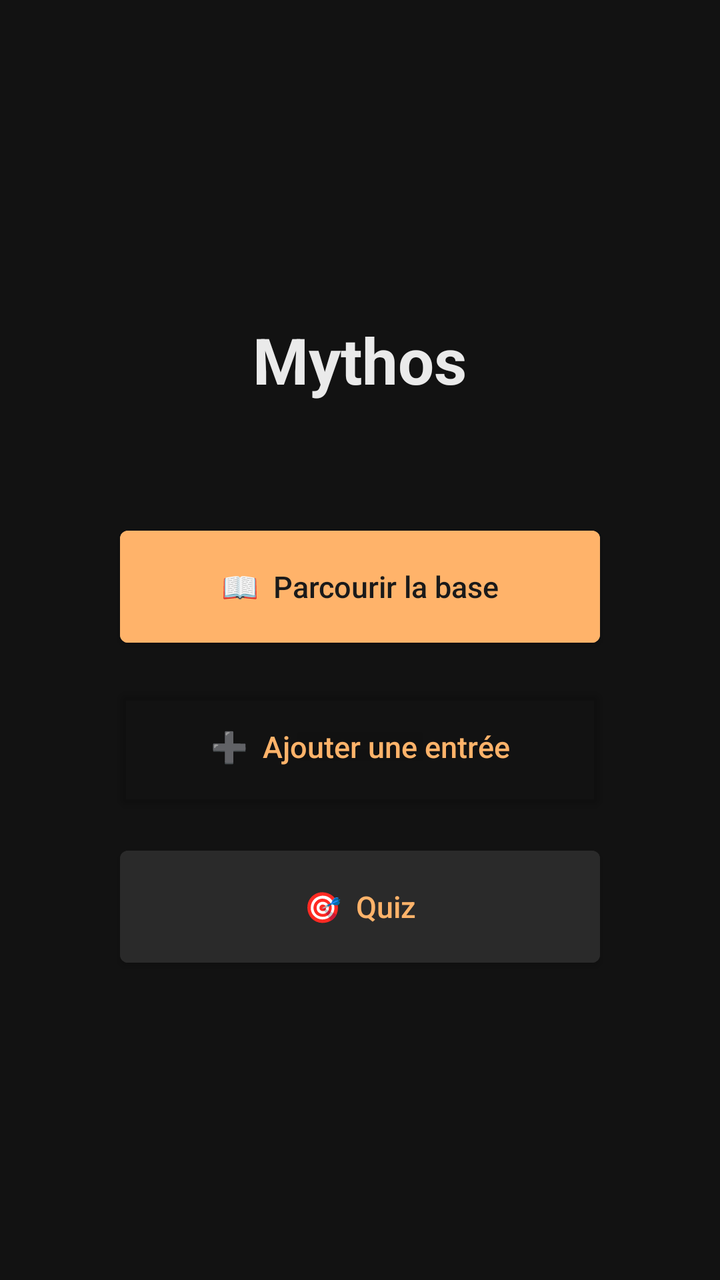
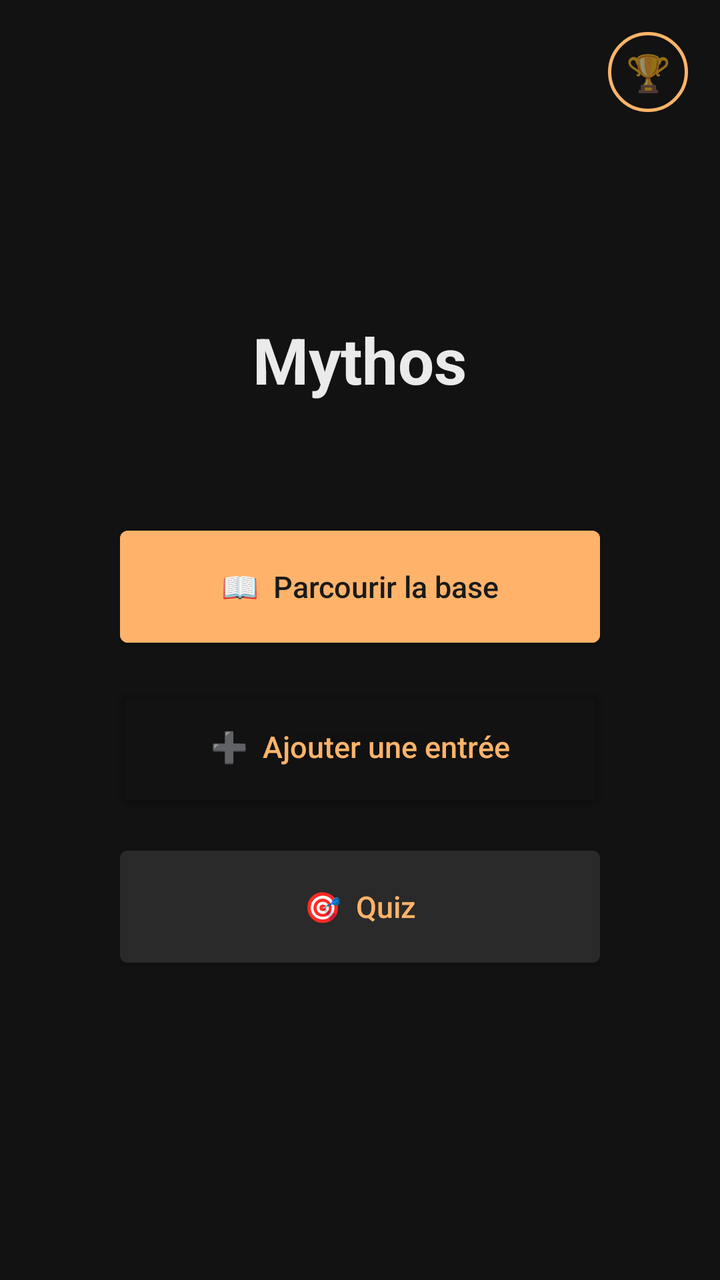

An Android layout rendered at two revisions. The XML below is the earlier revision; the diff shows what the commit changed to produce the second picture.
<!-- AndroidManifest.xml: application theme Theme.App_mythology -->
<!-- res/layout/fragment_home.xml -->
<?xml version="1.0" encoding="utf-8"?>
<LinearLayout
    xmlns:android="http://schemas.android.com/apk/res/android"
    android:layout_width="match_parent"
    android:layout_height="match_parent"
    android:orientation="vertical"
    android:gravity="center"
    android:padding="32dp"
    android:background="@color/surface">

    <TextView
        android:layout_width="wrap_content"
        android:layout_height="wrap_content"
        android:text="Mythos"
        android:textSize="32sp"
        android:textStyle="bold"
        android:textColor="@color/on_surface"
        android:layout_marginBottom="64dp"/>

    <Button
        android:id="@+id/btn_browse"
        android:backgroundTint="@color/primary" android:textColor="@color/on_primary"
        android:layout_width="240dp"
        android:layout_height="56dp"
        android:text="📖  Parcourir la base"
        android:layout_marginBottom="24dp"/>

    <Button
        android:id="@+id/btn_add"
        android:backgroundTint="@android:color/transparent" android:textColor="@color/primary" 
        android:layout_width="240dp"
        android:layout_height="56dp"
        android:text="➕  Ajouter une entrée"
        android:layout_marginBottom="24dp"/>

    <Button
        android:id="@+id/btn_quiz"
        android:backgroundTint="#FF2A2A2A" android:textColor="@color/primary"
        android:layout_width="240dp"
        android:layout_height="56dp"
        android:text="🎯  Quiz"/>

</LinearLayout>
<!-- resources referenced by this layout -->
<resources>
  <color name="on_primary">#FF1A1A1A</color>
  <color name="on_surface">#FFEAEAEA</color>
  <color name="primary">#FFB36A</color>
  <color name="surface">#FF121212</color>
  <style name="Theme.App_mythology" parent="Base.Theme.App_mythology" />
  <style name="Base.Theme.App_mythology" parent="Theme.MaterialComponents.DayNight">
          
          <item name="colorPrimary">@color/primary</item>
          <item name="colorPrimaryDark">@color/colorPrimaryDark</item>
          <item name="colorAccent">@color/colorAccent</item>
          <item name="colorOnPrimary">@color/on_primary</item>
          <item name="colorSurface">@color/surface</item>
          <item name="colorOnSurface">@color/on_surface</item>
          <item name="android:windowBackground">@color/surface</item>
          <item name="android:statusBarColor">@color/surface</item>
          <item name="android:navigationBarColor">@color/surface</item>
          
          <item name="actionBarStyle">@style/MyActionBar</item>
          <item name="textInputStyle">@style/Widget.MaterialComponents.TextInputLayout.OutlinedBox</item>
          
          <item name="materialButtonStyle">@style/AppButton</item>
      </style>
  <color name="colorPrimaryDark">#FF0A0A0A</color>
  <color name="colorAccent">#FFB36A</color>
  <style name="MyActionBar" parent="Widget.MaterialComponents.ActionBar.Solid">
          <item name="background">@color/surface</item>
          <item name="titleTextStyle">@style/MyActionBarTitle</item>
          <item name="navigationIconTint">@color/primary</item>
      </style>
  <style name="AppButton" parent="Widget.MaterialComponents.Button">
          <item name="android:textAllCaps">false</item>
          <item name="android:letterSpacing">0</item>
          <item name="android:insetTop">0dp</item>
          <item name="android:insetBottom">0dp</item>
          <item name="android:maxLines">1</item>
          <item name="android:textSize">15sp</item>
          <item name="autoSizeTextType">uniform</item>
          <item name="autoSizeMinTextSize">11sp</item>
          <item name="autoSizeMaxTextSize">15sp</item>
      </style>
  <style name="MyActionBarTitle" parent="TextAppearance.Widget.AppCompat.Toolbar.Title">
          <item name="android:textColor">@color/on_surface</item>
      </style>
</resources>

<!-- the commit's change to res/layout/fragment_home.xml (unified diff, before → after) -->
@@ -1,43 +1,56 @@
 <?xml version="1.0" encoding="utf-8"?>
-<LinearLayout
-    xmlns:android="http://schemas.android.com/apk/res/android"
-    android:layout_width="match_parent"
-    android:layout_height="match_parent"
-    android:orientation="vertical"
-    android:gravity="center"
-    android:padding="32dp"
+<FrameLayout xmlns:android="http://schemas.android.com/apk/res/android"
+    android:layout_width="match_parent" android:layout_height="match_parent"
     android:background="@color/surface">
 
-    <TextView
-        android:layout_width="wrap_content"
-        android:layout_height="wrap_content"
-        android:text="Mythos"
-        android:textSize="32sp"
-        android:textStyle="bold"
-        android:textColor="@color/on_surface"
-        android:layout_marginBottom="64dp"/>
+    <LinearLayout
+        android:layout_width="match_parent"
+        android:layout_height="match_parent"
+        android:orientation="vertical"
+        android:gravity="center"
+        android:padding="32dp">
 
-    <Button
-        android:id="@+id/btn_browse"
-        android:backgroundTint="@color/primary" android:textColor="@color/on_primary"
-        android:layout_width="240dp"
-        android:layout_height="56dp"
-        android:text="📖  Parcourir la base"
-        android:layout_marginBottom="24dp"/>
+        <TextView
+            android:layout_width="wrap_content"
+            android:layout_height="wrap_content"
+            android:text="Mythos"
+            android:textSize="32sp"
+            android:textStyle="bold"
+            android:textColor="@color/on_surface"
+            android:layout_marginBottom="64dp"/>
 
-    <Button
-        android:id="@+id/btn_add"
-        android:backgroundTint="@android:color/transparent" android:textColor="@color/primary" 
-        android:layout_width="240dp"
-        android:layout_height="56dp"
-        android:text="➕  Ajouter une entrée"
-        android:layout_marginBottom="24dp"/>
+        <Button
+            android:id="@+id/btn_browse"
+            android:backgroundTint="@color/primary" android:textColor="@color/on_primary"
+            android:layout_width="240dp"
+            android:layout_height="56dp"
+            android:text="📖  Parcourir la base"
+            android:layout_marginBottom="24dp"/>
 
-    <Button
-        android:id="@+id/btn_quiz"
-        android:backgroundTint="#FF2A2A2A" android:textColor="@color/primary"
-        android:layout_width="240dp"
-        android:layout_height="56dp"
-        android:text="🎯  Quiz"/>
+        <Button
+            android:id="@+id/btn_add"
+            android:backgroundTint="@android:color/transparent" android:textColor="@color/primary"
+            android:layout_width="240dp"
+            android:layout_height="56dp"
+            android:text="➕  Ajouter une entrée"
+            android:layout_marginBottom="24dp"/>
 
-</LinearLayout>
+        <Button
+            android:id="@+id/btn_quiz"
+            android:backgroundTint="#FF2A2A2A" android:textColor="@color/primary"
+            android:layout_width="240dp"
+            android:layout_height="56dp"
+            android:text="🎯  Quiz"/>
+
+    </LinearLayout>
+
+    <TextView android:id="@+id/btn_trophy"
+        android:layout_width="40dp" android:layout_height="40dp"
+        android:layout_gravity="top|end" android:layout_margin="16dp"
+        android:background="@drawable/bg_help_button"
+        android:gravity="center"
+        android:text="🏆" android:textSize="18sp"
+        android:contentDescription="Succès"
+        android:clickable="true" android:focusable="true"/>
+
+</FrameLayout>
<!-- resource entries referenced after the edit -->
@@ -4,6 +4,13 @@
   <color name="on_surface">#FFEAEAEA</color>
   <color name="primary">#FFB36A</color>
   <color name="surface">#FF121212</color>
+  <!-- drawable bg_help_button (drawable) -->
+  <?xml version="1.0" encoding="utf-8"?>
+  <shape xmlns:android="http://schemas.android.com/apk/res/android"
+      android:shape="oval">
+      <solid android:color="@android:color/transparent"/>
+      <stroke android:width="1.5dp" android:color="@color/primary"/>
+  </shape>
   <style name="Theme.App_mythology" parent="Base.Theme.App_mythology" />
   <style name="Base.Theme.App_mythology" parent="Theme.MaterialComponents.DayNight">
           
